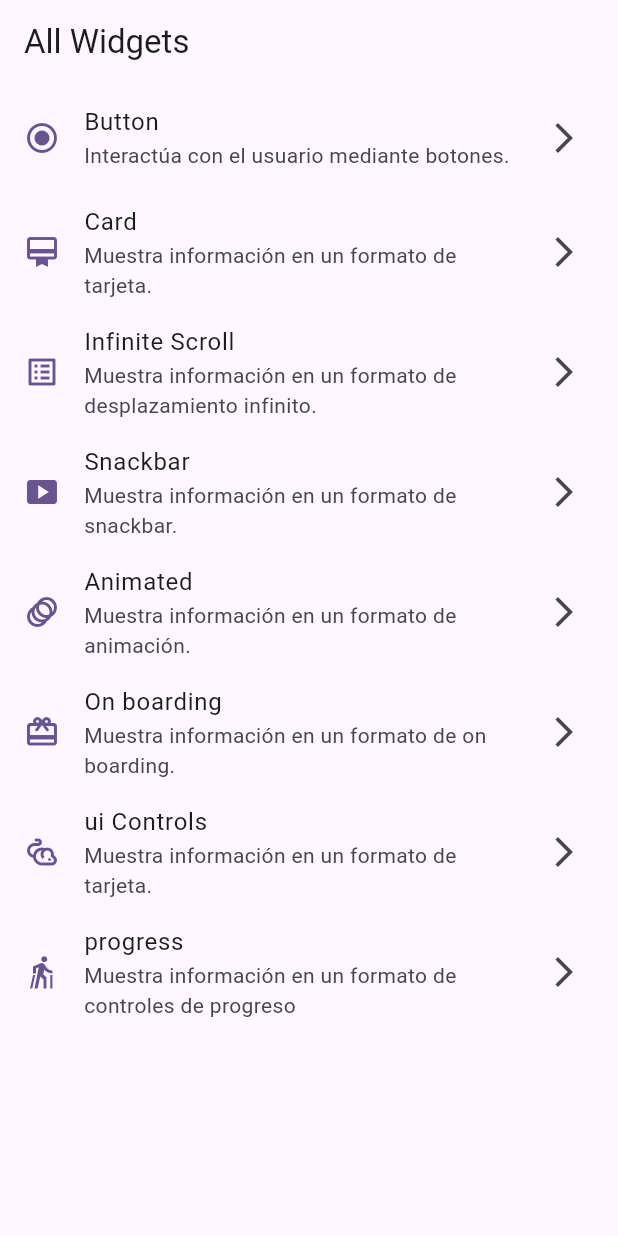
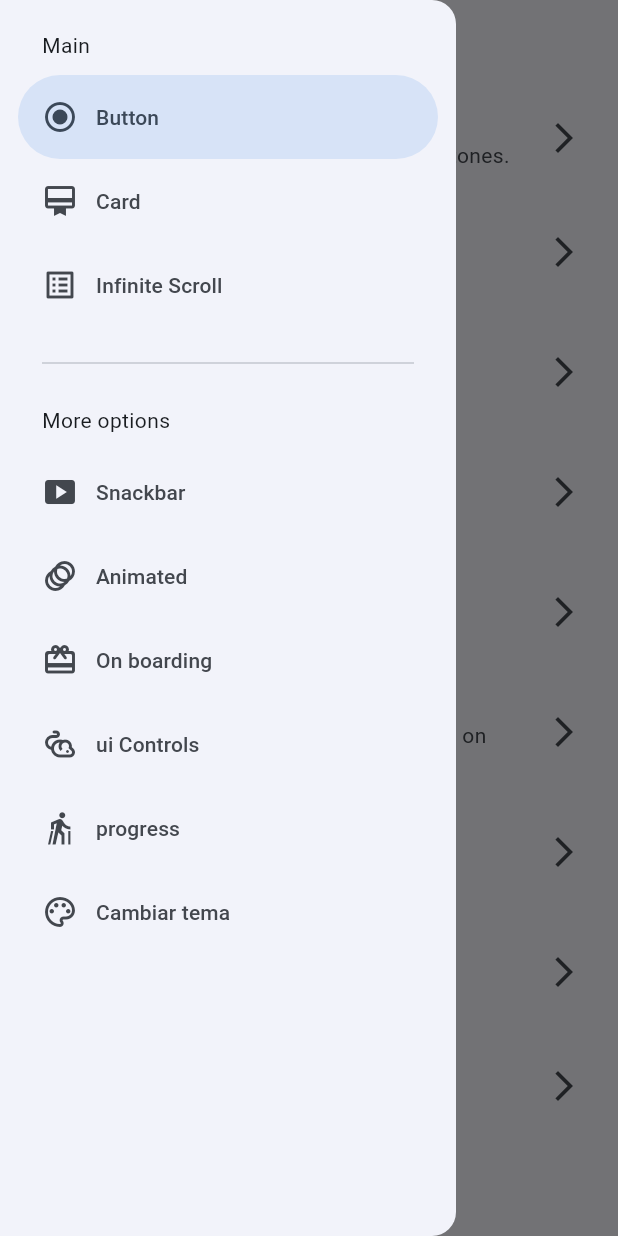
Before and after one commit to dam-353n/widgetsApp, a Flutter app: the screen it shows after launch, with the side drawer open (before the commit the screen has no drawer), on a phone screen of 412 x 824 dp. Run offline on Flutter 3.47's test engine with Material 3 defaults, Android fonts, the phone set to English and light mode, and no system bars; our stand-ins replace animate_do, flutter_riverpod, go_router.

Commit message:
ultimos cambios

```diff
--- a/lib/config/router/app_router.dart
+++ b/lib/config/router/app_router.dart
@@ -48,5 +48,10 @@ final GoRouter appRouter = GoRouter(
       name: UicontrolsScreen.name,
       builder: (context, state) => const UicontrolsScreen(),
     ),
+    GoRoute(
+      path: '/theme-changer',
+      name: ThemeChangerScreen.name,
+      builder: (context, state) => const ThemeChangerScreen(),
+    ),
   ],
 );
--- a/lib/config/theme/app_theme.dart
+++ b/lib/config/theme/app_theme.dart
@@ -17,19 +17,31 @@ const colorList = <Color>[
 class AppTheme {
 
   final int selectedColor;
+  final bool isDarkmode;
 
   AppTheme({
-    this.selectedColor = 0
+    this.selectedColor = 0,
+    this.isDarkmode = false,
   }): assert( selectedColor >= 0, 'Selected color must be greater then 0' ),
       assert( selectedColor < colorList.length,
         'Selected color must be less or equal than ${ colorList.length - 1 }');
 
   ThemeData getTheme() => ThemeData(
     useMaterial3: true,
+    brightness: isDarkmode ? Brightness.dark : Brightness.light,
     colorSchemeSeed: colorList[ selectedColor ],
     appBarTheme: const AppBarTheme(
       centerTitle: false
     ),
   );
 
+
+  AppTheme copyWith({
+    int? selectedColor,
+    bool? isDarkmode
+  }) => AppTheme(
+    selectedColor: selectedColor ?? this.selectedColor,
+    isDarkmode: isDarkmode ?? this.isDarkmode,
+  );
+
 }
--- a/lib/config/tipos de widget/tipoWidgets.dart
+++ b/lib/config/tipos de widget/tipoWidgets.dart
@@ -62,5 +62,10 @@ List<MenuItem> tipoWidgets = [
     description: 'Muestra información en un formato de controles de progreso',
     icon: Icons.nordic_walking,
     link: '/progress',
+  ),MenuItem(
+    title: 'Cambiar tema',
+    description: 'Cambiar tema de la aplicación',
+    icon: Icons.color_lens_outlined,
+    link: '/theme-changer',
   ),
 ];
--- a/lib/main.dart
+++ b/lib/main.dart
@@ -1,20 +1,31 @@
+import 'package:all_widgets/config/theme/app_theme.dart';
 import 'package:flutter/material.dart';
 import 'package:all_widgets/config/router/app_router.dart';
+import 'package:flutter_riverpod/flutter_riverpod.dart';
+import 'package:all_widgets/providers/presentation/theme_provider.dart';
+
 void main() {
-  runApp(const MainApp());
+  runApp(
+    const ProviderScope(
+      child: MainApp()
+    )
+  );
 }
 
-class MainApp extends StatelessWidget {
+class MainApp extends ConsumerWidget {
   const MainApp({super.key});
 
   @override
-  Widget build(BuildContext context) {
+  Widget build(BuildContext context, ref) {
+
+    final AppTheme appTheme = ref.watch( themeNotifierProvider );
+
+
     return MaterialApp.router(
-      theme: ThemeData(
-        useMaterial3: true,
-        colorScheme: ColorScheme.fromSeed(seedColor: Colors.deepPurple),
-      ),
-      routerConfig: appRouter
+       title: 'Flutter Widgets',
+      routerConfig: appRouter,
+      theme: appTheme.getTheme(),
+
     );
   }
 }
--- a/lib/screens/home/home_screen.dart
+++ b/lib/screens/home/home_screen.dart
@@ -1,4 +1,5 @@
 import 'package:all_widgets/config/tipos%20de%20widget/tipoWidgets.dart';
+import 'package:all_widgets/widgets/drawer_menu.dart';
 import 'package:flutter/material.dart';
 import 'package:go_router/go_router.dart';
 
@@ -8,11 +9,16 @@ class HomeScreen extends StatelessWidget {
 
   @override
   Widget build(BuildContext context) {
+
+    final scaffoldKey = GlobalKey<ScaffoldState>();
+
     return Scaffold(
+      key: scaffoldKey,
       appBar: AppBar(
         title: const Text('All Widgets'),
       ),
       body: _ListadoOpciones(),
+      drawer: SideMenu( scaffoldKey: scaffoldKey )
     );
   }
 }
--- a/lib/screens/screens.dart
+++ b/lib/screens/screens.dart
@@ -7,3 +7,4 @@ export 'package:all_widgets/screens/onboarding/onboarding_screen.dart';
 export 'package:all_widgets/screens/progress/progress_screen.dart';
 export 'package:all_widgets/screens/snackbars/snackbar_screen.dart';
 export 'package:all_widgets/screens/ui_controls/ui_controls_screen.dart';
+export 'package:all_widgets/screens/theme_changer/theme_changer_screen.dart';
--- /dev/null
+++ b/lib/widgets/drawer_menu.dart
@@ -0,0 +1,79 @@
+import 'package:flutter/material.dart';
+import 'package:go_router/go_router.dart';
+import 'package:all_widgets/config/tipos de widget/tipoWidgets.dart';
+
+class SideMenu extends StatefulWidget {
+
+  final GlobalKey<ScaffoldState> scaffoldKey;
+
+  const SideMenu({
+    super.key,
+    required this.scaffoldKey
+  });
+
+  @override
+  State<SideMenu> createState() => _SideMenuState();
+}
+
+class _SideMenuState extends State<SideMenu> {
+
+  int navDrawerIndex = 0;
+
+  @override
+  Widget build(BuildContext context) {
+
+    final hasNotch = MediaQuery.of(context).viewPadding.top > 35;
+
+
+    return NavigationDrawer(
+      selectedIndex: navDrawerIndex,
+      onDestinationSelected: (value) {
+
+        setState(() {
+          navDrawerIndex = value;
+        });
+
+        final menuItem = tipoWidgets[value];
+        context.push( menuItem.link );
+        widget.scaffoldKey.currentState?.closeDrawer();
+
+      },
+      children: [
+
+        Padding(
+          padding: EdgeInsets.fromLTRB(28, hasNotch ? 0 : 20, 16, 10),
+          child: const Text('Main'),
+        ),
+
+        ...tipoWidgets
+          .sublist(0,3)
+          .map((item) => NavigationDrawerDestination(
+            icon: Icon( item.icon ),
+            label: Text( item.title ),
+          ),
+        ),
+
+        const Padding(
+          padding: EdgeInsets.fromLTRB(28, 16, 28, 10),
+          child: Divider(),
+        ),
+
+        const Padding(
+          padding: EdgeInsets.fromLTRB(28, 10, 16, 10),
+          child: Text('More options'),
+        ),
+
+
+         ...tipoWidgets
+          .sublist(3)
+          .map((item) => NavigationDrawerDestination(
+            icon: Icon( item.icon ),
+            label: Text( item.title ),
+          ),
+        ),
+
+
+      ]
+    );
+  }
+}
--- a/pubspec.yaml
+++ b/pubspec.yaml
@@ -35,6 +35,9 @@ dependencies:
   # Use with the CupertinoIcons class for iOS style icons.
   cupertino_icons: ^1.0.8
   animate_do: ^4.2.0
+  flutter_riverpod: ^3.0.0
+  riverpod: ^3.0.0
+  riverpod_generator: ^3.0.0
 
 dev_dependencies:
   flutter_test:
```
Also changed, not shown: lib/providers/presentation/theme_provider.dart (added, +57 -0 lines), lib/screens/theme_changer/theme_changer_screen.dart (added, +69 -0 lines), pubspec.lock.
